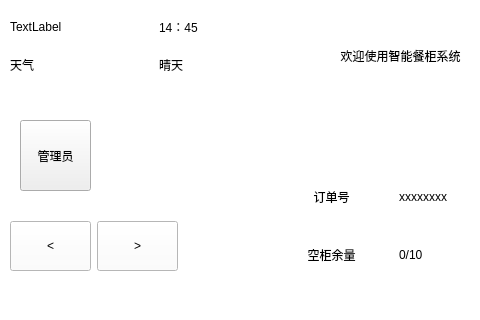
This is mainwindow.ui in tyy9/IntelligentCabinet_ARM as Qt 5 draws it before an edit; both pictures show x 0 to 480 and y 0 to 320 of the 800 by 480 pixel window. The edited form follows.
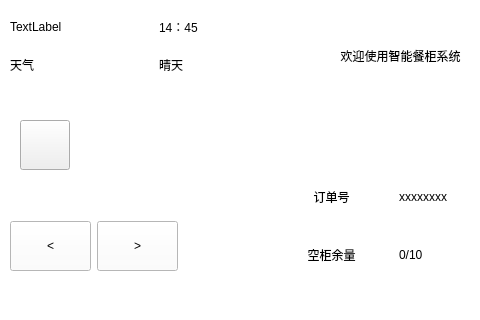
This is the edited form. Icons and pictures are not drawn.

The edit to the form file:
```diff
--- a/mainwindow.ui
+++ b/mainwindow.ui
@@ -38,12 +38,15 @@
      <rect>
       <x>20</x>
       <y>120</y>
-      <width>71</width>
-      <height>71</height>
+      <width>50</width>
+      <height>50</height>
      </rect>
     </property>
+    <property name="styleSheet">
+     <string notr="true">border-image: url(:/new/prefix1/res/icon/user (2).png);</string>
+    </property>
     <property name="text">
-     <string>管理员</string>
+     <string/>
     </property>
    </widget>
    <widget class="QPushButton" name="btnScan">
```
Left out of the diff: 2 changed lines with no effect on the pictures.
